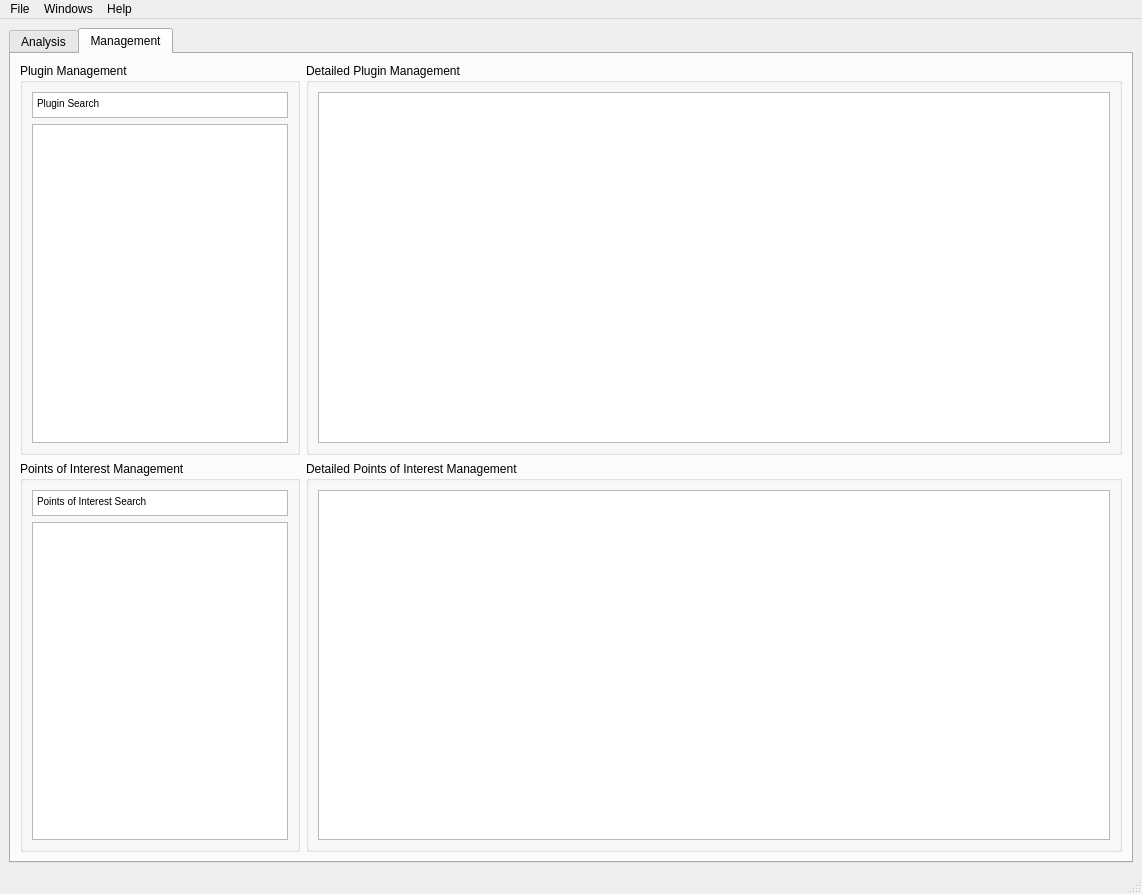
This is GUI/BATT5_GUI.ui in adalio0/BATT5 as Qt 5 draws it before an edit. The edited form follows.
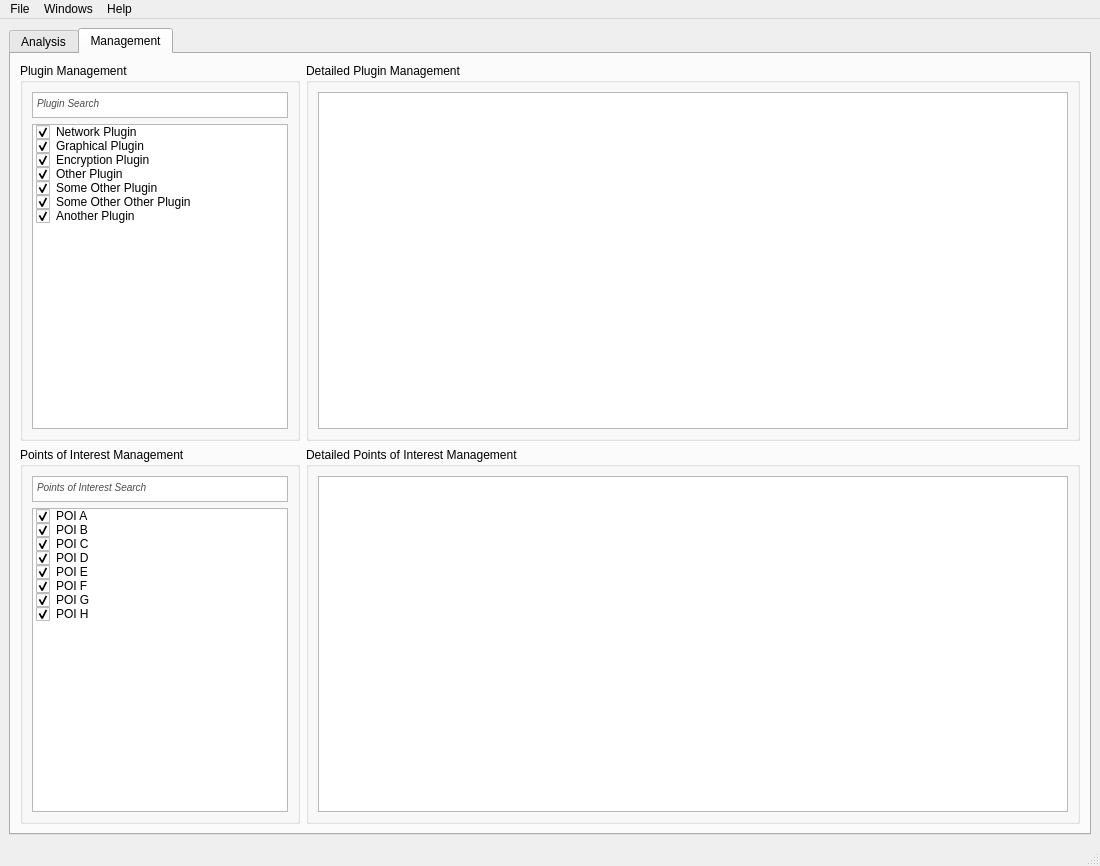
This is the edited form. The open tabs and pages were chosen to show the change.

Commit message: [#1] Additional enhancements to analysis tab

```diff
--- a/GUI/BATT5_GUI.ui
+++ b/GUI/BATT5_GUI.ui
@@ -6,8 +6,8 @@
    <rect>
     <x>0</x>
     <y>0</y>
-    <width>1142</width>
-    <height>894</height>
+    <width>1100</width>
+    <height>866</height>
    </rect>
   </property>
   <property name="windowTitle">
@@ -18,7 +18,7 @@
     <item>
      <widget class="QTabWidget" name="central_tabs">
       <property name="currentIndex">
-       <number>0</number>
+       <number>1</number>
       </property>
       <widget class="QWidget" name="analysis_tab">
        <attribute name="title">
@@ -75,7 +75,7 @@
 &lt;html&gt;&lt;head&gt;&lt;meta name=&quot;qrichtext&quot; content=&quot;1&quot; /&gt;&lt;style type=&quot;text/css&quot;&gt;
 p, li { white-space: pre-wrap; }
 &lt;/style&gt;&lt;/head&gt;&lt;body style=&quot; font-family:'MS Shell Dlg 2'; font-size:7.8pt; font-weight:400; font-style:normal;&quot;&gt;
-&lt;p style=&quot; margin-top:0px; margin-bottom:0px; margin-left:0px; margin-right:0px; -qt-block-indent:0; text-indent:0px;&quot;&gt;Project Search&lt;/p&gt;&lt;/body&gt;&lt;/html&gt;</string>
+&lt;p style=&quot; margin-top:0px; margin-bottom:0px; margin-left:0px; margin-right:0px; -qt-block-indent:0; text-indent:0px;&quot;&gt;&lt;span style=&quot; font-style:italic; color:#4a4a4a;&quot;&gt;Project Search&lt;/span&gt;&lt;/p&gt;&lt;/body&gt;&lt;/html&gt;</string>
                  </property>
                 </widget>
                </item>
@@ -184,6 +184,9 @@
                 <height>16777215</height>
                </size>
               </property>
+              <property name="styleSheet">
+               <string notr="true"/>
+              </property>
               <property name="title">
                <string>Plugin Selection</string>
               </property>
@@ -214,7 +217,7 @@
                  </item>
                  <item>
                   <property name="text">
-                   <string>Graph Plugin</string>
+                   <string>Graphical Plugin</string>
                   </property>
                  </item>
                 </widget>
@@ -236,6 +239,9 @@
                 <height>16777215</height>
                </size>
               </property>
+              <property name="styleSheet">
+               <string notr="true"/>
+              </property>
               <property name="title">
                <string>Analysis Controls</string>
               </property>
@@ -271,6 +277,12 @@
                 <height>16777215</height>
                </size>
               </property>
+              <property name="autoFillBackground">
+               <bool>false</bool>
+              </property>
+              <property name="styleSheet">
+               <string notr="true"/>
+              </property>
               <property name="title">
                <string>Plugin Controls</string>
               </property>
@@ -295,6 +307,9 @@
            <layout class="QVBoxLayout" name="verticalLayout_6">
             <item>
              <widget class="QGroupBox" name="groupBox_5">
+              <property name="styleSheet">
+               <string notr="true"/>
+              </property>
               <property name="title">
                <string>Analysis</string>
               </property>
@@ -304,52 +319,65 @@
                  <property name="minimumSize">
                   <size>
                    <width>400</width>
-                   <height>725</height>
+                   <height>550</height>
                   </size>
                  </property>
+                 <property name="html">
+                  <string>&lt;!DOCTYPE HTML PUBLIC &quot;-//W3C//DTD HTML 4.0//EN&quot; &quot;http://www.w3.org/TR/REC-html40/strict.dtd&quot;&gt;
+&lt;html&gt;&lt;head&gt;&lt;meta name=&quot;qrichtext&quot; content=&quot;1&quot; /&gt;&lt;style type=&quot;text/css&quot;&gt;
+p, li { white-space: pre-wrap; }
+&lt;/style&gt;&lt;/head&gt;&lt;body style=&quot; font-family:'MS Shell Dlg 2'; font-size:7.8pt; font-weight:400; font-style:normal;&quot;&gt;
+&lt;p align=&quot;center&quot; style=&quot;-qt-paragraph-type:empty; margin-top:0px; margin-bottom:0px; margin-left:0px; margin-right:0px; -qt-block-indent:0; text-indent:0px;&quot;&gt;&lt;br /&gt;&lt;/p&gt;
+&lt;p align=&quot;center&quot; style=&quot;-qt-paragraph-type:empty; margin-top:0px; margin-bottom:0px; margin-left:0px; margin-right:0px; -qt-block-indent:0; text-indent:0px; font-size:8pt;&quot;&gt;&lt;br /&gt;&lt;/p&gt;
+&lt;p align=&quot;center&quot; style=&quot;-qt-paragraph-type:empty; margin-top:0px; margin-bottom:0px; margin-left:0px; margin-right:0px; -qt-block-indent:0; text-indent:0px; font-size:8pt;&quot;&gt;&lt;br /&gt;&lt;/p&gt;
+&lt;p align=&quot;center&quot; style=&quot;-qt-paragraph-type:empty; margin-top:0px; margin-bottom:0px; margin-left:0px; margin-right:0px; -qt-block-indent:0; text-indent:0px; font-size:8pt;&quot;&gt;&lt;br /&gt;&lt;/p&gt;
+&lt;p align=&quot;center&quot; style=&quot;-qt-paragraph-type:empty; margin-top:0px; margin-bottom:0px; margin-left:0px; margin-right:0px; -qt-block-indent:0; text-indent:0px; font-size:8pt;&quot;&gt;&lt;br /&gt;&lt;/p&gt;
+&lt;p align=&quot;center&quot; style=&quot;-qt-paragraph-type:empty; margin-top:0px; margin-bottom:0px; margin-left:0px; margin-right:0px; -qt-block-indent:0; text-indent:0px; font-size:8pt;&quot;&gt;&lt;br /&gt;&lt;/p&gt;
+&lt;p align=&quot;center&quot; style=&quot;-qt-paragraph-type:empty; margin-top:0px; margin-bottom:0px; margin-left:0px; margin-right:0px; -qt-block-indent:0; text-indent:0px; font-size:8pt;&quot;&gt;&lt;br /&gt;&lt;/p&gt;
+&lt;p align=&quot;center&quot; style=&quot;-qt-paragraph-type:empty; margin-top:0px; margin-bottom:0px; margin-left:0px; margin-right:0px; -qt-block-indent:0; text-indent:0px; font-size:8pt;&quot;&gt;&lt;br /&gt;&lt;/p&gt;
+&lt;p align=&quot;center&quot; style=&quot;-qt-paragraph-type:empty; margin-top:0px; margin-bottom:0px; margin-left:0px; margin-right:0px; -qt-block-indent:0; text-indent:0px; font-size:8pt;&quot;&gt;&lt;br /&gt;&lt;/p&gt;
+&lt;p align=&quot;center&quot; style=&quot;-qt-paragraph-type:empty; margin-top:0px; margin-bottom:0px; margin-left:0px; margin-right:0px; -qt-block-indent:0; text-indent:0px; font-size:8pt;&quot;&gt;&lt;br /&gt;&lt;/p&gt;
+&lt;p align=&quot;center&quot; style=&quot;-qt-paragraph-type:empty; margin-top:0px; margin-bottom:0px; margin-left:0px; margin-right:0px; -qt-block-indent:0; text-indent:0px; font-size:8pt;&quot;&gt;&lt;br /&gt;&lt;/p&gt;
+&lt;p align=&quot;center&quot; style=&quot; margin-top:0px; margin-bottom:0px; margin-left:0px; margin-right:0px; -qt-block-indent:0; text-indent:0px;&quot;&gt;&lt;span style=&quot; font-size:8pt; font-style:italic; color:#4a4a4a;&quot;&gt;A detailed view of all Points of Interest&lt;/span&gt;&lt;/p&gt;&lt;/body&gt;&lt;/html&gt;</string>
+                 </property>
                 </widget>
                </item>
               </layout>
              </widget>
             </item>
-           </layout>
-          </item>
-         </layout>
-        </item>
-        <item>
-         <layout class="QHBoxLayout" name="cmd_layout">
-          <item>
-           <layout class="QVBoxLayout" name="verticalLayout_5">
             <item>
              <widget class="QGroupBox" name="groupBox_8">
               <property name="minimumSize">
                <size>
-                <width>300</width>
+                <width>0</width>
                 <height>0</height>
                </size>
               </property>
               <property name="maximumSize">
                <size>
-                <width>300</width>
-                <height>16777215</height>
+                <width>16777215</width>
+                <height>150</height>
                </size>
               </property>
+              <property name="styleSheet">
+               <string notr="true"/>
+              </property>
               <property name="title">
-               <string>Radare2 Commane Console</string>
+               <string>Radare2 Command Console</string>
               </property>
               <layout class="QVBoxLayout" name="verticalLayout_17">
                <item>
                 <widget class="QTextEdit" name="textEdit_2">
                  <property name="minimumSize">
                   <size>
-                   <width>275</width>
-                   <height>0</height>
+                   <width>400</width>
+                   <height>100</height>
                   </size>
                  </property>
                  <property name="maximumSize">
                   <size>
-                   <width>0</width>
-                   <height>16777215</height>
+                   <width>16777215</width>
+                   <height>100</height>
                   </size>
                  </property>
                  <property name="html">
@@ -397,6 +425,52 @@
               </layout>
              </widget>
             </item>
+           </layout>
+          </item>
+         </layout>
+        </item>
+        <item>
+         <layout class="QHBoxLayout" name="cmd_layout">
+          <item>
+           <layout class="QVBoxLayout" name="verticalLayout_5">
+            <item>
+             <widget class="QGroupBox" name="groupBox_9">
+              <property name="minimumSize">
+               <size>
+                <width>300</width>
+                <height>0</height>
+               </size>
+              </property>
+              <property name="maximumSize">
+               <size>
+                <width>300</width>
+                <height>150</height>
+               </size>
+              </property>
+              <property name="title">
+               <string>Comments</string>
+              </property>
+              <layout class="QVBoxLayout" name="verticalLayout_4">
+               <item>
+                <widget class="QTextEdit" name="textEdit_8">
+                 <property name="maximumSize">
+                  <size>
+                   <width>16777215</width>
+                   <height>100</height>
+                  </size>
+                 </property>
+                 <property name="html">
+                  <string>&lt;!DOCTYPE HTML PUBLIC &quot;-//W3C//DTD HTML 4.0//EN&quot; &quot;http://www.w3.org/TR/REC-html40/strict.dtd&quot;&gt;
+&lt;html&gt;&lt;head&gt;&lt;meta name=&quot;qrichtext&quot; content=&quot;1&quot; /&gt;&lt;style type=&quot;text/css&quot;&gt;
+p, li { white-space: pre-wrap; }
+&lt;/style&gt;&lt;/head&gt;&lt;body style=&quot; font-family:'MS Shell Dlg 2'; font-size:7.8pt; font-weight:400; font-style:normal;&quot;&gt;
+&lt;p style=&quot; margin-top:0px; margin-bottom:0px; margin-left:0px; margin-right:0px; -qt-block-indent:0; text-indent:0px;&quot;&gt;&lt;span style=&quot; font-style:italic; color:#4a4a4a;&quot;&gt;This spot will display any comments made on the currently selected POI. If there is no comment, it can be typed out here and will be saved automatically.&lt;/span&gt;&lt;/p&gt;&lt;/body&gt;&lt;/html&gt;</string>
+                 </property>
+                </widget>
+               </item>
+              </layout>
+             </widget>
+            </item>
             <item>
              <widget class="QGroupBox" name="groupBox">
               <property name="minimumSize">
@@ -411,6 +485,9 @@
                 <height>16777215</height>
                </size>
               </property>
+              <property name="styleSheet">
+               <string notr="true"/>
+              </property>
               <property name="title">
                <string>Points of Interest</string>
               </property>
@@ -434,7 +511,7 @@
 &lt;html&gt;&lt;head&gt;&lt;meta name=&quot;qrichtext&quot; content=&quot;1&quot; /&gt;&lt;style type=&quot;text/css&quot;&gt;
 p, li { white-space: pre-wrap; }
 &lt;/style&gt;&lt;/head&gt;&lt;body style=&quot; font-family:'MS Shell Dlg 2'; font-size:7.8pt; font-weight:400; font-style:normal;&quot;&gt;
-&lt;p style=&quot; margin-top:0px; margin-bottom:0px; margin-left:0px; margin-right:0px; -qt-block-indent:0; text-indent:0px;&quot;&gt;Points of Interest Search&lt;/p&gt;&lt;/body&gt;&lt;/html&gt;</string>
+&lt;p style=&quot; margin-top:0px; margin-bottom:0px; margin-left:0px; margin-right:0px; -qt-block-indent:0; text-indent:0px;&quot;&gt;&lt;span style=&quot; font-style:italic; color:#4a4a4a;&quot;&gt;Points of Interest Search&lt;/span&gt;&lt;/p&gt;&lt;/body&gt;&lt;/html&gt;</string>
                  </property>
                 </widget>
                </item>
@@ -700,12 +777,69 @@
 &lt;html&gt;&lt;head&gt;&lt;meta name=&quot;qrichtext&quot; content=&quot;1&quot; /&gt;&lt;style type=&quot;text/css&quot;&gt;
 p, li { white-space: pre-wrap; }
 &lt;/style&gt;&lt;/head&gt;&lt;body style=&quot; font-family:'MS Shell Dlg 2'; font-size:7.8pt; font-weight:400; font-style:normal;&quot;&gt;
-&lt;p style=&quot; margin-top:0px; margin-bottom:0px; margin-left:0px; margin-right:0px; -qt-block-indent:0; text-indent:0px;&quot;&gt;Plugin Search&lt;/p&gt;&lt;/body&gt;&lt;/html&gt;</string>
+&lt;p style=&quot; margin-top:0px; margin-bottom:0px; margin-left:0px; margin-right:0px; -qt-block-indent:0; text-indent:0px;&quot;&gt;&lt;span style=&quot; font-style:italic; color:#4a4a4a;&quot;&gt;Plugin Search&lt;/span&gt;&lt;/p&gt;&lt;/body&gt;&lt;/html&gt;</string>
                </property>
               </widget>
              </item>
              <item>
-              <widget class="QListWidget" name="listWidget_2"/>
+              <widget class="QListWidget" name="listWidget_2">
+               <item>
+                <property name="text">
+                 <string>Network Plugin</string>
+                </property>
+                <property name="checkState">
+                 <enum>Checked</enum>
+                </property>
+               </item>
+               <item>
+                <property name="text">
+                 <string>Graphical Plugin</string>
+                </property>
+                <property name="checkState">
+                 <enum>Checked</enum>
+                </property>
+               </item>
+               <item>
+                <property name="text">
+                 <string>Encryption Plugin</string>
+                </property>
+                <property name="checkState">
+                 <enum>Checked</enum>
+                </property>
+               </item>
+               <item>
+                <property name="text">
+                 <string>Other Plugin</string>
+                </property>
+                <property name="checkState">
+                 <enum>Checked</enum>
+                </property>
+               </item>
+               <item>
+                <property name="text">
+                 <string>Some Other Plugin</string>
+                </property>
+                <property name="checkState">
+                 <enum>Checked</enum>
+                </property>
+               </item>
+               <item>
+                <property name="text">
+                 <string>Some Other Other Plugin</string>
+                </property>
+                <property name="checkState">
+                 <enum>Checked</enum>
+                </property>
+               </item>
+               <item>
+                <property name="text">
+                 <string>Another Plugin</string>
+                </property>
+                <property name="checkState">
+                 <enum>Checked</enum>
+                </property>
+               </item>
+              </widget>
              </item>
             </layout>
            </widget>
@@ -718,6 +852,9 @@
               <height>0</height>
              </size>
             </property>
+            <property name="styleSheet">
+             <string notr="true"/>
+            </property>
             <property name="title">
              <string>Points of Interest Management</string>
             </property>
@@ -735,12 +872,77 @@
 &lt;html&gt;&lt;head&gt;&lt;meta name=&quot;qrichtext&quot; content=&quot;1&quot; /&gt;&lt;style type=&quot;text/css&quot;&gt;
 p, li { white-space: pre-wrap; }
 &lt;/style&gt;&lt;/head&gt;&lt;body style=&quot; font-family:'MS Shell Dlg 2'; font-size:7.8pt; font-weight:400; font-style:normal;&quot;&gt;
-&lt;p style=&quot; margin-top:0px; margin-bottom:0px; margin-left:0px; margin-right:0px; -qt-block-indent:0; text-indent:0px;&quot;&gt;Points of Interest Search&lt;/p&gt;&lt;/body&gt;&lt;/html&gt;</string>
+&lt;p style=&quot; margin-top:0px; margin-bottom:0px; margin-left:0px; margin-right:0px; -qt-block-indent:0; text-indent:0px;&quot;&gt;&lt;span style=&quot; font-style:italic; color:#4a4a4a;&quot;&gt;Points of Interest Search&lt;/span&gt;&lt;/p&gt;&lt;/body&gt;&lt;/html&gt;</string>
                </property>
               </widget>
              </item>
              <item>
-              <widget class="QListWidget" name="listWidget_3"/>
+              <widget class="QListWidget" name="listWidget_3">
+               <item>
+                <property name="text">
+                 <string>POI A</string>
+                </property>
+                <property name="checkState">
+                 <enum>Checked</enum>
+                </property>
+               </item>
+               <item>
+                <property name="text">
+                 <string>POI B</string>
+                </property>
+                <property name="checkState">
+                 <enum>Checked</enum>
+                </property>
+               </item>
+               <item>
+                <property name="text">
+                 <string>POI C</string>
+                </property>
+                <property name="checkState">
+                 <enum>Checked</enum>
+                </property>
+               </item>
+               <item>
+                <property name="text">
+                 <string>POI D</string>
+                </property>
+                <property name="checkState">
+                 <enum>Checked</enum>
+                </property>
+               </item>
+               <item>
+                <property name="text">
+                 <string>POI E</string>
+                </property>
+                <property name="checkState">
+                 <enum>Checked</enum>
+                </property>
+               </item>
+               <item>
+                <property name="text">
+                 <string>POI F</string>
+                </property>
+                <property name="checkState">
+                 <enum>Checked</enum>
+                </property>
+               </item>
+               <item>
+                <property name="text">
+                 <string>POI G</string>
+                </property>
+                <property name="checkState">
+                 <enum>Checked</enum>
+                </property>
+               </item>
+               <item>
+                <property name="text">
+                 <string>POI H</string>
+                </property>
+                <property name="checkState">
+                 <enum>Checked</enum>
+                </property>
+               </item>
+              </widget>
              </item>
             </layout>
            </widget>
@@ -751,6 +953,9 @@
          <layout class="QVBoxLayout" name="verticalLayout">
           <item>
            <widget class="QGroupBox" name="groupBox_7">
+            <property name="styleSheet">
+             <string notr="true"/>
+            </property>
             <property name="title">
              <string>Detailed Plugin Management</string>
             </property>
@@ -763,6 +968,9 @@
           </item>
           <item>
            <widget class="QGroupBox" name="groupBox_6">
+            <property name="styleSheet">
+             <string notr="true"/>
+            </property>
             <property name="title">
              <string>Detailed Points of Interest Management</string>
             </property>
@@ -786,7 +994,7 @@
     <rect>
      <x>0</x>
      <y>0</y>
-     <width>1142</width>
+     <width>1100</width>
      <height>26</height>
     </rect>
    </property>
```
